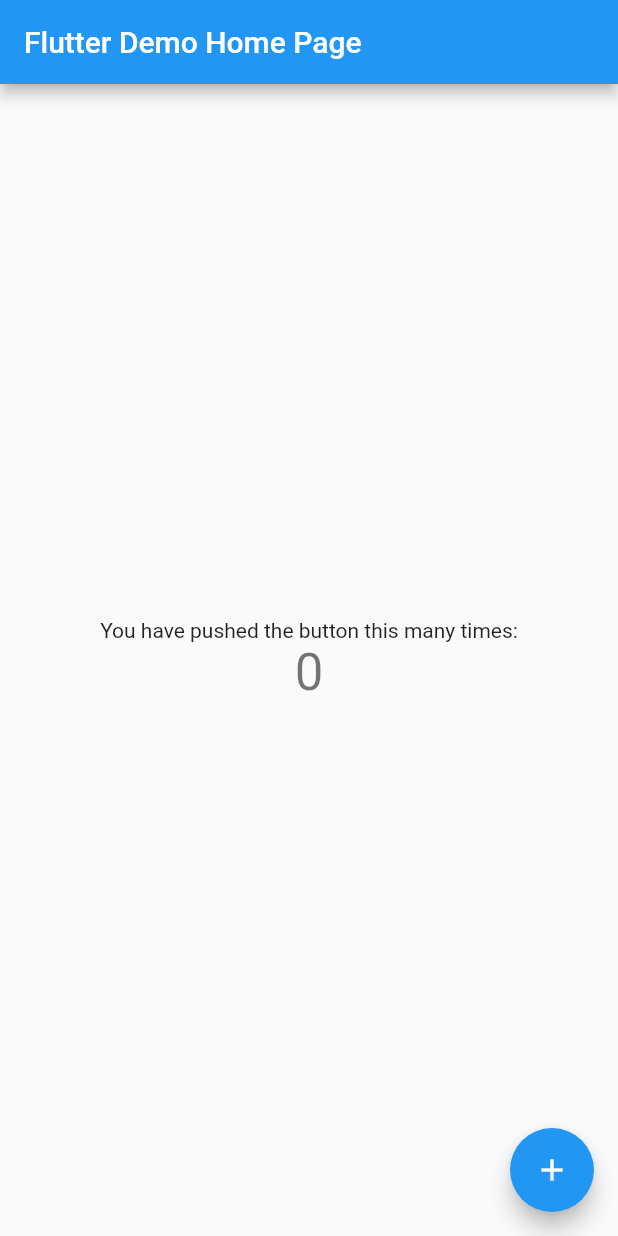
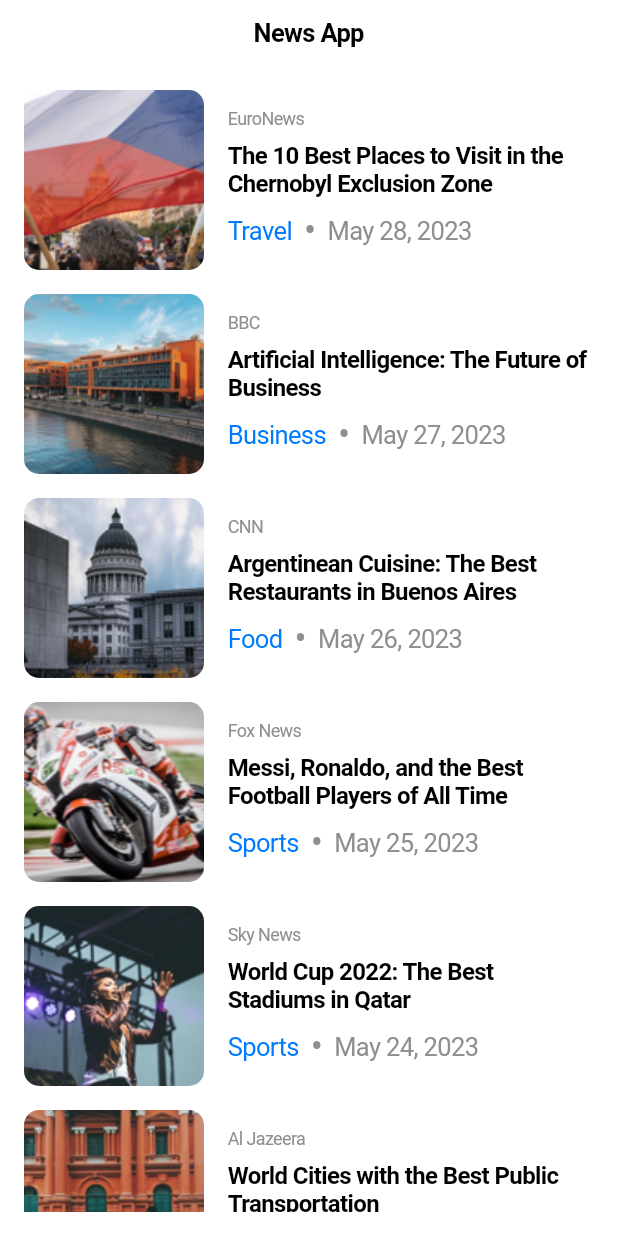
Before and after one commit to manuelduarte077/example-skeleton-loading, a Flutter app: the screen it shows after launch, on a phone screen of 412 x 824 dp. Run offline on Flutter 3.47's test engine with Material 2 defaults, Android fonts, the phone set to English and light mode, and no system bars.

Commit message:
feat: flutter-example (#1)
* chore(packages): add very_good_analysis

* create ui

* create a shimmer loading effect

```diff
--- /dev/null
+++ b/skeleton_loading_flutter/lib/app/app.dart
@@ -0,0 +1,16 @@
+import 'package:flutter/cupertino.dart';
+import 'package:skeleton_loading_flutter/features/news_page.dart';
+
+class MyApp extends StatelessWidget {
+  const MyApp({super.key});
+
+  @override
+  Widget build(BuildContext context) {
+    return const CupertinoApp(
+      theme: CupertinoThemeData(
+        primaryColor: CupertinoColors.activeBlue,
+      ),
+      home: NewsPage(),
+    );
+  }
+}
--- /dev/null
+++ b/skeleton_loading_flutter/lib/data/news_fake.dart
@@ -0,0 +1,48 @@
+final images = <String>[
+  'assets/images/Image_0.png',
+  'assets/images/Image_1.png',
+  'assets/images/Image_2.png',
+  'assets/images/Image_3.png',
+  'assets/images/Image_4.png',
+  'assets/images/Image_5.png',
+];
+
+/// List of news
+final news = <String>[
+  'The 10 Best Places to Visit in the Chernobyl Exclusion Zone',
+  'Artificial Intelligence: The Future of Business',
+  'Argentinean Cuisine: The Best Restaurants in Buenos Aires',
+  'Messi, Ronaldo, and the Best Football Players of All Time',
+  'World Cup 2022: The Best Stadiums in Qatar',
+  'World Cities with the Best Public Transportation',
+];
+
+/// List of categories
+final categories = <String>[
+  'Travel',
+  'Business',
+  'Food',
+  'Sports',
+  'Sports',
+  'Travel',
+];
+
+/// List of dates
+final dates = <String>[
+  'May 28, 2023',
+  'May 27, 2023',
+  'May 26, 2023',
+  'May 25, 2023',
+  'May 24, 2023',
+  'May 23, 2023',
+];
+
+/// List of channels
+final channels = <String>[
+  'EuroNews',
+  'BBC',
+  'CNN',
+  'Fox News',
+  'Sky News',
+  'Al Jazeera',
+];
--- /dev/null
+++ b/skeleton_loading_flutter/lib/features/news_card.dart
@@ -0,0 +1,83 @@
+import 'package:flutter/cupertino.dart';
+
+import 'package:skeleton_loading_flutter/data/news_fake.dart';
+
+class NewsCard extends StatelessWidget {
+  const NewsCard({super.key, required this.image});
+
+  final String image;
+
+  @override
+  Widget build(BuildContext context) {
+    return Column(
+      children: [
+        Row(
+          children: [
+            SizedBox(
+              height: 120,
+              width: 120,
+              child: ClipRRect(
+                borderRadius: BorderRadius.circular(10),
+                child: Image.asset(
+                  image,
+                  fit: BoxFit.cover,
+                ),
+              ),
+            ),
+            const SizedBox(width: 16),
+            Expanded(
+              child: Column(
+                crossAxisAlignment: CrossAxisAlignment.start,
+                children: [
+                  Text(
+                    channels[images.indexOf(image)],
+                    style: const TextStyle(
+                      color: CupertinoColors.systemGrey,
+                      fontSize: 12,
+                    ),
+                  ),
+                  Padding(
+                    padding: const EdgeInsets.symmetric(vertical: 8),
+                    child: Text(
+                      news[images.indexOf(image)],
+                      style: const TextStyle(
+                        color: CupertinoColors.black,
+                        fontSize: 16,
+                        fontWeight: FontWeight.w600,
+                      ),
+                    ),
+                  ),
+                  Row(
+                    children: [
+                      Text(
+                        categories[images.indexOf(image)],
+                        style:
+                            const TextStyle(color: CupertinoColors.activeBlue),
+                      ),
+                      const Padding(
+                        padding: EdgeInsets.symmetric(horizontal: 8),
+                        child: Text(
+                          '•',
+                          style: TextStyle(
+                            color: CupertinoColors.systemGrey,
+                            fontSize: 24,
+                          ),
+                        ),
+                      ),
+                      Text(
+                        dates[images.indexOf(image)],
+                        style: const TextStyle(
+                          color: CupertinoColors.systemGrey,
+                        ),
+                      )
+                    ],
+                  )
+                ],
+              ),
+            )
+          ],
+        ),
+      ],
+    );
+  }
+}
--- /dev/null
+++ b/skeleton_loading_flutter/lib/features/news_page.dart
@@ -0,0 +1,99 @@
+import 'package:flutter/cupertino.dart';
+import 'package:skeleton_loading_flutter/features/news_card.dart';
+import 'package:skeleton_loading_flutter/features/skeleton.dart';
+import 'package:skeleton_loading_flutter/utils/constants.dart';
+
+class NewsPage extends StatefulWidget {
+  const NewsPage({super.key});
+
+  @override
+  State<NewsPage> createState() => _NewsPageState();
+}
+
+class _NewsPageState extends State<NewsPage> {
+  late bool _isLoading;
+
+  @override
+  void initState() {
+    _isLoading = true;
+    Future.delayed(const Duration(seconds: 2), () {
+      setState(() {
+        _isLoading = false;
+      });
+    });
+    super.initState();
+  }
+
+  @override
+  Widget build(BuildContext context) {
+    return CupertinoPageScaffold(
+      navigationBar: const CupertinoNavigationBar(
+        backgroundColor: CupertinoColors.white,
+        middle: Text(
+          'News App',
+          style: TextStyle(color: CupertinoColors.black),
+        ),
+      ),
+      child: Padding(
+        padding: const EdgeInsets.symmetric(
+          horizontal: defaultPadding,
+          vertical: defaultPadding,
+        ),
+        child: _isLoading
+            ? ListView.separated(
+                itemCount: 5,
+                itemBuilder: (context, index) => const NewsCardSkeleton(),
+                separatorBuilder: (context, index) =>
+                    const SizedBox(height: defaultPadding),
+              )
+            : ListView.separated(
+                itemCount: 6,
+                itemBuilder: (context, index) => NewsCard(
+                  image: 'assets/images/Image_$index.png',
+                ),
+                separatorBuilder: (context, index) => const SizedBox(
+                  height: defaultPadding,
+                ),
+              ),
+      ),
+    );
+  }
+}
+
+class NewsCardSkeleton extends StatelessWidget {
+  const NewsCardSkeleton({super.key});
+
+  @override
+  Widget build(BuildContext context) {
+    return Row(
+      children: [
+        const Skeleton(height: 120, width: 120),
+        const SizedBox(width: defaultPadding),
+        Expanded(
+          child: Column(
+            crossAxisAlignment: CrossAxisAlignment.start,
+            children: [
+              const Skeleton(width: 80),
+              const SizedBox(height: defaultPadding / 2),
+              const Skeleton(),
+              const SizedBox(height: defaultPadding / 2),
+              const Skeleton(),
+              const SizedBox(height: defaultPadding / 2),
+              Row(
+                children: const [
+                  Expanded(
+                    child: Skeleton(),
+                  ),
+                  SizedBox(width: defaultPadding),
+                  Expanded(
+                    child: Skeleton(),
+                  ),
+                ],
+              )
+            ],
+          ),
+        )
+      ],
+    );
+  }
+}
--- /dev/null
+++ b/skeleton_loading_flutter/lib/features/skeleton.dart
@@ -0,0 +1,41 @@
+import 'package:flutter/cupertino.dart';
+import 'package:skeleton_loading_flutter/utils/constants.dart';
+
+class Skeleton extends StatelessWidget {
+  const Skeleton({super.key, this.height, this.width});
+
+  final double? height;
+  final double? width;
+
+  @override
+  Widget build(BuildContext context) {
+    return Container(
+      height: height,
+      width: width,
+      padding: const EdgeInsets.all(defaultPadding / 2),
+      decoration: const BoxDecoration(
+        color: CupertinoColors.systemGrey5,
+        borderRadius: BorderRadius.all(Radius.circular(defaultPadding)),
+      ),
+    );
+  }
+}
+
+
+class CircleSkeleton extends StatelessWidget {
+  const CircleSkeleton({super.key, this.size = 24});
+
+  final double? size;
+
+  @override
+  Widget build(BuildContext context) {
+    return Container(
+      height: size,
+      width: size,
+      decoration: const BoxDecoration(
+        color: CupertinoColors.systemGrey5,
+        shape: BoxShape.circle,
+      ),
+    );
+  }
+}
--- a/skeleton_loading_flutter/lib/main.dart
+++ b/skeleton_loading_flutter/lib/main.dart
@@ -1,115 +1,6 @@
 import 'package:flutter/material.dart';
+import 'package:skeleton_loading_flutter/app/app.dart';
 
 void main() {
   runApp(const MyApp());
 }
-
-class MyApp extends StatelessWidget {
-  const MyApp({super.key});
-
-  // This widget is the root of your application.
-  @override
-  Widget build(BuildContext context) {
-    return MaterialApp(
-      title: 'Flutter Demo',
-      theme: ThemeData(
-        // This is the theme of your application.
-        //
-        // Try running your application with "flutter run". You'll see the
-        // application has a blue toolbar. Then, without quitting the app, try
-        // changing the primarySwatch below to Colors.green and then invoke
-        // "hot reload" (press "r" in the console where you ran "flutter run",
-        // or simply save your changes to "hot reload" in a Flutter IDE).
-        // Notice that the counter didn't reset back to zero; the application
-        // is not restarted.
-        primarySwatch: Colors.blue,
-      ),
-      home: const MyHomePage(title: 'Flutter Demo Home Page'),
-    );
-  }
-}
-
-class MyHomePage extends StatefulWidget {
-  const MyHomePage({super.key, required this.title});
-
-  // This widget is the home page of your application. It is stateful, meaning
-  // that it has a State object (defined below) that contains fields that affect
-  // how it looks.
-
-  // This class is the configuration for the state. It holds the values (in this
-  // case the title) provided by the parent (in this case the App widget) and
-  // used by the build method of the State. Fields in a Widget subclass are
-  // always marked "final".
-
-  final String title;
-
-  @override
-  State<MyHomePage> createState() => _MyHomePageState();
-}
-
-class _MyHomePageState extends State<MyHomePage> {
-  int _counter = 0;
-
-  void _incrementCounter() {
-    setState(() {
-      // This call to setState tells the Flutter framework that something has
-      // changed in this State, which causes it to rerun the build method below
-      // so that the display can reflect the updated values. If we changed
-      // _counter without calling setState(), then the build method would not be
-      // called again, and so nothing would appear to happen.
-      _counter++;
-    });
-  }
-
-  @override
-  Widget build(BuildContext context) {
-    // This method is rerun every time setState is called, for instance as done
-    // by the _incrementCounter method above.
-    //
-    // The Flutter framework has been optimized to make rerunning build methods
-    // fast, so that you can just rebuild anything that needs updating rather
-    // than having to individually change instances of widgets.
-    return Scaffold(
-      appBar: AppBar(
-        // Here we take the value from the MyHomePage object that was created by
-        // the App.build method, and use it to set our appbar title.
-        title: Text(widget.title),
-      ),
-      body: Center(
-        // Center is a layout widget. It takes a single child and positions it
-        // in the middle of the parent.
-        child: Column(
-          // Column is also a layout widget. It takes a list of children and
-          // arranges them vertically. By default, it sizes itself to fit its
-          // children horizontally, and tries to be as tall as its parent.
-          //
-          // Invoke "debug painting" (press "p" in the console, choose the
-          // "Toggle Debug Paint" action from the Flutter Inspector in Android
-          // Studio, or the "Toggle Debug Paint" command in Visual Studio Code)
-          // to see the wireframe for each widget.
-          //
-          // Column has various properties to control how it sizes itself and
-          // how it positions its children. Here we use mainAxisAlignment to
-          // center the children vertically; the main axis here is the vertical
-          // axis because Columns are vertical (the cross axis would be
-          // horizontal).
-          mainAxisAlignment: MainAxisAlignment.center,
-          children: <Widget>[
-            const Text(
-              'You have pushed the button this many times:',
-            ),
-            Text(
-              '$_counter',
-              style: Theme.of(context).textTheme.headline4,
-            ),
-          ],
-        ),
-      ),
-      floatingActionButton: FloatingActionButton(
-        onPressed: _incrementCounter,
-        tooltip: 'Increment',
-        child: const Icon(Icons.add),
-      ), // This trailing comma makes auto-formatting nicer for build methods.
-    );
-  }
-}
--- /dev/null
+++ b/skeleton_loading_flutter/lib/utils/constants.dart
@@ -0,0 +1,6 @@
+import 'package:flutter/cupertino.dart';
+
+const Color primaryColor = Color(0xFF2967FF);
+const Color grayColor = Color(0xFF8D8D8E);
+
+const double defaultPadding = 16;
```
Also changed, not shown: skeleton_loading_flutter/analysis_options.yaml (+2 -26 lines), skeleton_loading_flutter/pubspec.yaml (+6 -72 lines), skeleton_loading_flutter/assets/images/Image_0.png (added), skeleton_loading_flutter/assets/images/Image_1.png (added), skeleton_loading_flutter/assets/images/Image_2.png (added), skeleton_loading_flutter/assets/images/Image_3.png (added), skeleton_loading_flutter/assets/images/Image_4.png (added), skeleton_loading_flutter/assets/images/Image_5.png (added), skeleton_loading_flutter/assets/images/Image_6.png (added), skeleton_loading_flutter/pubspec.lock, 1 other file.
